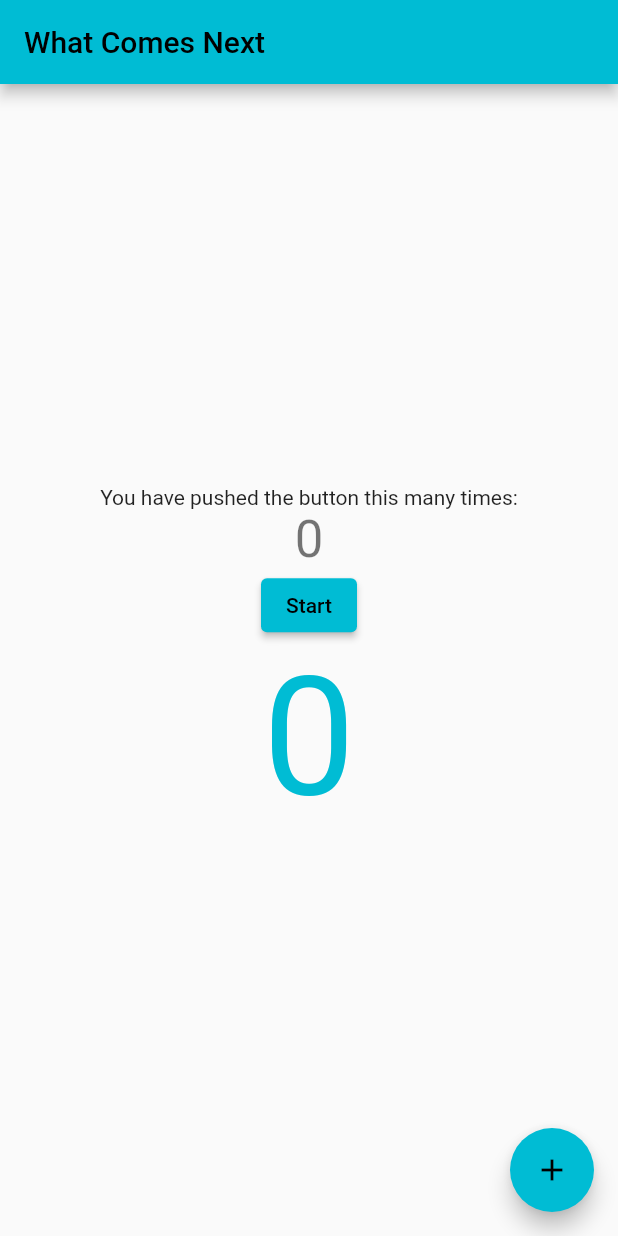
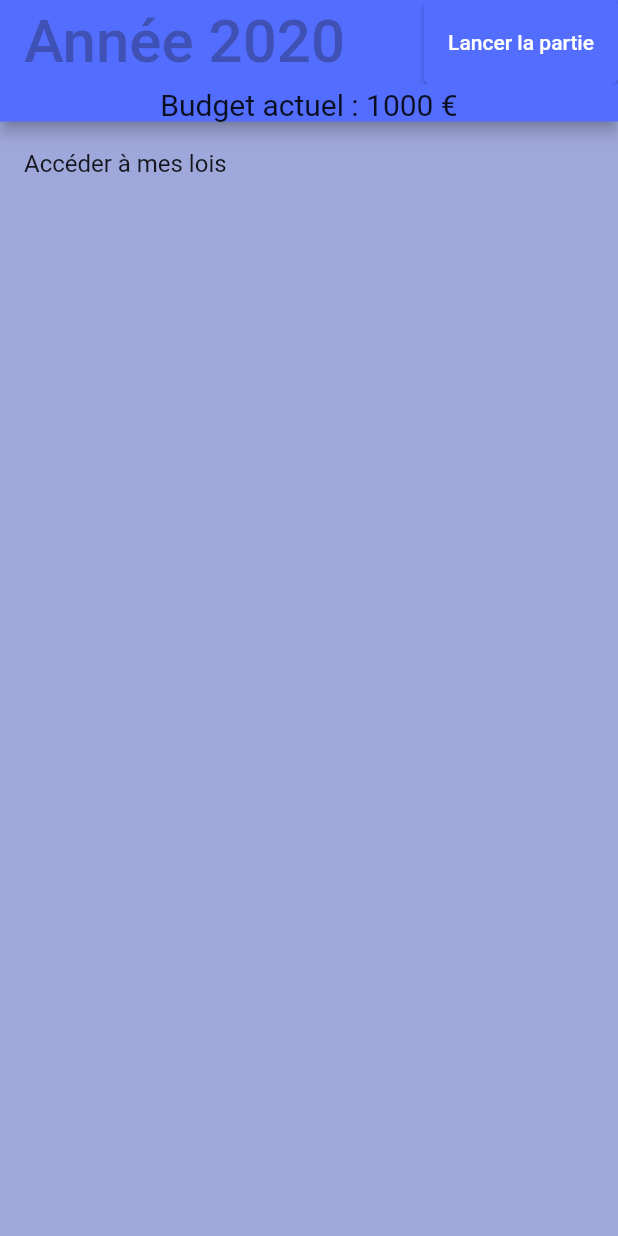
Before and after one commit to xXManntXx/whatcomesnext_proto, a Flutter app: the screen it shows after launch, on a phone screen of 412 x 824 dp. Run offline on Flutter 3.47's test engine with Material 2 defaults, Android fonts, the phone set to English and light mode, and no system bars.

Commit message:
Ajout d'île ultra-simpliste, de loi ultra-simpliste. Navigation entre loi et home-screen. Front complètement absent

```diff
--- a/lib/app_screens/timer.dart
+++ b/lib/app_screens/game_timer_text.dart
@@ -1,7 +1,7 @@
 import 'package:flutter/material.dart';
 
-class Timer extends AnimatedWidget {
-  const Timer({Key? key, required this.animation})
+class GameTimer extends AnimatedWidget {
+  const GameTimer({Key? key, required this.animation})
       : super(key: key, listenable: animation);
   final Animation<int> animation;
 
@@ -9,12 +9,12 @@ class Timer extends AnimatedWidget {
   build(BuildContext context) {
     Duration clockTimer = Duration(seconds: animation.value);
 
-    String timerText = '${clockTimer.inSeconds}';
+    String timerText = 'Année ${2020+clockTimer.inSeconds}';
 
     return Text(
       timerText,
       style: TextStyle(
-        fontSize: 110,
+        fontSize: 40,
         color: Theme.of(context).primaryColor,
       ),
     );
--- a/lib/app_screens/home_screen.dart
+++ /dev/null
@@ -1,100 +0,0 @@
-import 'package:flutter/material.dart';
-import 'package:whatcomesnext_proto/app_screens/timer.dart';
-
-class MyHomePage extends StatefulWidget {
-  const MyHomePage({Key? key, required this.title}) : super(key: key);
-  final String title;
-
-  @override
-  State<MyHomePage> createState() => _MyHomePageState();
-}
-
-class _MyHomePageState extends State<MyHomePage> with TickerProviderStateMixin {
-  var _counter = 0;
-
-  AnimationController? _timerController;
-  final gameDuration = 40;
-  var timerText = "Start";
-
-  @override
-  void dispose() {
-    _timerController!.dispose();
-    super.dispose();
-  }
-
-  @override
-  void initState() {
-    super.initState();
-
-    _timerController = AnimationController(
-        vsync: this,
-        // Modify this value to modify game duration
-        duration: Duration(
-          seconds: gameDuration,
-        ));
-    debugPrint('Animation controller created');
-  }
-
-  void _incrementCounter() {
-    setState(() {
-      _counter++;
-      _counter++;
-    });
-  }
-
-  void _timerStart() {
-    _timerController!.forward();
-    setState(() {
-      timerText = "Stop";
-    });
-  }
-
-  void _timerStop() {
-    _timerController!.stop();
-    setState(() {
-      timerText = "Start";
-    });
-  }
-
-  @override
-  Widget build(BuildContext context) {
-    return Scaffold(
-      appBar: AppBar(
-        title: Text(widget.title),
-      ),
-      body: Center(
-        child: Column(
-          mainAxisAlignment: MainAxisAlignment.center,
-          children: <Widget>[
-            const Text(
-              'You have pushed the button this many times:',
-            ),
-            Text(
-              '$_counter',
-              style: Theme.of(context).textTheme.headline4,
-            ),
-            ElevatedButton(
-              onPressed:
-                  _timerController!.isAnimating ? _timerStop : _timerStart,
-              child: Text(timerText),
-            ),
-            Timer(
-              animation: StepTween(
-                begin: 0,
-                end: gameDuration,
-              ).animate(_timerController!),
-            ),
-            // TODO faire en sorte que ça réagisse à un moment particulier pour l'arréter
-          ],
-        ),
-      ),
-      floatingActionButton: FloatingActionButton(
-        onPressed: () {
-          _incrementCounter();
-        },
-        tooltip: 'Increment',
-        child: const Icon(Icons.add),
-      ),
-    );
-  }
-}
--- /dev/null
+++ b/lib/app_screens/home_screen/home_screen.dart
@@ -0,0 +1,138 @@
+import 'dart:async';
+import 'package:flutter/material.dart';
+
+import 'package:whatcomesnext_proto/app_screens/game_timer_text.dart';
+import 'package:whatcomesnext_proto/app_screens/home_screen/island.dart';
+import 'package:whatcomesnext_proto/app_screens/law_screen/law_screen.dart';
+
+class MyHomePage extends StatefulWidget {
+  const MyHomePage({Key? key, required this.title}) : super(key: key);
+  final String title;
+
+  @override
+  State<MyHomePage> createState() => _MyHomePageState();
+}
+
+class _MyHomePageState extends State<MyHomePage> with TickerProviderStateMixin {
+  //timer variable
+  AnimationController? _timerController;
+  final gameDuration = 40;
+  final archipelagoCounsilDelay = 10;
+  var timerText = "Lancer la partie";
+  Timer? archipelagoCounsilTimer;
+
+  //game variable
+  var playerIsland = Island.testIsland();
+
+  //is executed at the beginning
+  @override
+  void initState() {
+    super.initState();
+    // Modify this value to modify archipelago consil delay
+    _timerController = AnimationController(
+        vsync: this,
+        // Modify this value to modify game duration
+        duration: Duration(
+          seconds: gameDuration,
+        ));
+  }
+
+  //is executed when the object is destroyed. Avoid memory-leek
+  @override
+  void dispose() {
+    _timerController!.dispose();
+    archipelagoCounsilTimer!.cancel();
+    super.dispose();
+  }
+
+  //colors
+  Color? getColor(Set<MaterialState> states) {
+    const Set<MaterialState> interactiveStates = <MaterialState>{
+      MaterialState.pressed,
+      MaterialState.hovered,
+      MaterialState.focused,
+      MaterialState.selected,
+    };
+    const Set<MaterialState> inactiveStates = <MaterialState>{
+      MaterialState.disabled,
+    };
+    if (states.any(interactiveStates.contains)) {
+      return Colors.indigo;
+    }
+    if (states.any(inactiveStates.contains)) {
+      return Colors.indigo[200];
+    }
+    return Colors.indigoAccent;
+  }
+
+  //timer functions
+  void timerStart() {
+    _timerController!.forward();
+    archipelagoCounsilTimer = Timer.periodic(
+        Duration(seconds: archipelagoCounsilDelay, milliseconds: 100),
+        (Timer t) => timerStop());
+    setState(() {
+      timerText = "Jeu en cours.";
+    });
+  }
+
+  void timerStop() {
+    _timerController!.stop();
+    archipelagoCounsilTimer!.cancel();
+    setState(() {
+      timerText = "Lancer la partie";
+    });
+  }
+
+  //build
+  @override
+  Widget build(BuildContext context) {
+    return Scaffold(
+        appBar: AppBar(
+          backgroundColor: Colors.indigoAccent,
+          title: GameTimer(
+            animation: StepTween(
+              begin: 0,
+              end: gameDuration,
+            ).animate(_timerController!),
+          ),
+          actions: [
+            ElevatedButton(
+              style: ButtonStyle(
+                alignment: Alignment.centerLeft,
+                backgroundColor: MaterialStateProperty.resolveWith(getColor),
+              ),
+              onPressed: _timerController!.isAnimating ? null : timerStart,
+              child: Text(timerText),
+            ),
+          ],
+          bottom: PreferredSize(
+            child: Text(
+              "Budget actuel : ${playerIsland.islandBudget} €",
+              style: const TextStyle(
+                fontSize: 20,
+              ),
+            ),
+            preferredSize: Size.fromHeight(25.0),
+          ),
+        ),
+        body: Center(
+          child: ListView(
+            children: <Widget>[
+              ListTile(
+                  title: Text("Accéder à mes lois"),
+                  onTap: () {
+                    navigateToLawScreen(playerIsland);
+                  } //TODO naviguate to LawScreen,
+                  )
+            ],
+          ),
+        ));
+  }
+
+  void navigateToLawScreen(Island myIsland) {
+    Navigator.push(context, MaterialPageRoute(builder: (context) {
+      return LawScreen(playerIsland);
+    }));
+  }
+}
--- /dev/null
+++ b/lib/app_screens/home_screen/island.dart
@@ -0,0 +1,30 @@
+import 'package:flutter/material.dart';
+
+import '../law_screen/law.dart';
+
+class Island {
+  String islandName;
+  int islandBudget;
+  List<Law> islandLaws = [];
+
+  Island({required this.islandName, required this.islandBudget});
+
+  //define all starting island below
+  Island.testIsland()
+      : islandName = "Mon île test",
+        islandBudget = 1000 {
+    islandLaws.add(Law.testLaw());
+  }
+
+  Widget getLawListView() {
+    var lawListView = ListView.builder(
+        itemCount: islandLaws.length,
+        itemBuilder: (context, index) {
+          return ListTile(
+            title: Text(islandLaws[index].lawName),
+            subtitle: Text(islandLaws[index].lawContent),
+          );
+        });
+    return lawListView;
+  }
+}
--- /dev/null
+++ b/lib/app_screens/law_screen/law.dart
@@ -0,0 +1,13 @@
+class Law {
+  String lawName;
+  int lawPrice;
+  String lawContent;
+
+  Law(
+      {required this.lawName, required this.lawPrice, required this.lawContent});
+
+  Law.testLaw()
+      : lawName = "Ma loi test",
+        lawPrice = 300,
+        lawContent = "Ceci est une loi qu'il faut respecter.";
+}
--- a/lib/main.dart
+++ b/lib/main.dart
@@ -1,6 +1,6 @@
 import 'package:flutter/material.dart';
 
-import 'app_screens/home_screen.dart';
+import 'app_screens/home_screen/home_screen.dart';
 
 void main() => runApp(const MyApp());
 
@@ -11,9 +11,13 @@ class MyApp extends StatelessWidget {
   @override
   Widget build(BuildContext context) {
     return MaterialApp(
+      debugShowCheckedModeBanner: false,
       title: 'WCNext',
       theme: ThemeData(
-        primarySwatch: Colors.cyan,
+        primaryColor: Colors.indigo[500],
+        scaffoldBackgroundColor: Colors.indigo[200],
+        colorScheme:
+            ColorScheme.fromSwatch().copyWith(secondary: Colors.indigoAccent),
       ),
       home: const MyHomePage(title: 'What Comes Next'),
     );
```
Also changed, not shown: lib/app_screens/law_screen/law_screen.dart (added, +26 -0 lines).
